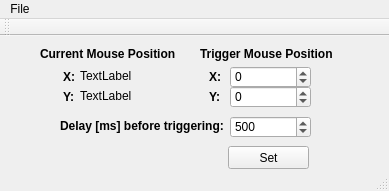
First picture: the form in mainwindow.ui, repository AdvancedNewbie/GnomeyMouse, before the edit.
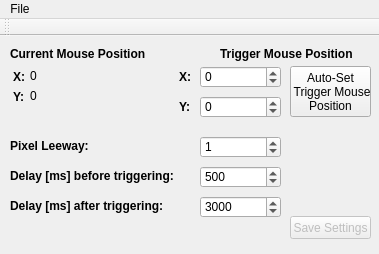
Second picture: the form after the edit.

```diff
--- a/mainwindow.ui
+++ b/mainwindow.ui
@@ -6,10 +6,31 @@
    <rect>
     <x>0</x>
     <y>0</y>
-    <width>389</width>
-    <height>191</height>
+    <width>379</width>
+    <height>254</height>
    </rect>
   </property>
+  <property name="sizePolicy">
+   <sizepolicy hsizetype="Fixed" vsizetype="Fixed">
+    <horstretch>0</horstretch>
+    <verstretch>0</verstretch>
+   </sizepolicy>
+  </property>
+  <property name="minimumSize">
+   <size>
+    <width>379</width>
+    <height>215</height>
+   </size>
+  </property>
+  <property name="maximumSize">
+   <size>
+    <width>379</width>
+    <height>280</height>
+   </size>
+  </property>
+  <property name="focusPolicy">
+   <enum>Qt::WheelFocus</enum>
+  </property>
   <property name="windowTitle">
    <string>GnomeyMouse</string>
   </property>
@@ -17,7 +38,7 @@
    <widget class="QLabel" name="label">
     <property name="geometry">
      <rect>
-      <x>63</x>
+      <x>13</x>
       <y>30</y>
       <width>16</width>
       <height>21</height>
@@ -36,7 +57,7 @@
    <widget class="QLabel" name="label_2">
     <property name="geometry">
      <rect>
-      <x>63</x>
+      <x>13</x>
       <y>50</y>
       <width>16</width>
       <height>21</height>
@@ -55,7 +76,7 @@
    <widget class="QLabel" name="label_3">
     <property name="geometry">
      <rect>
-      <x>40</x>
+      <x>10</x>
       <y>10</y>
       <width>141</width>
       <height>16</height>
@@ -74,33 +95,33 @@
    <widget class="QLabel" name="xCurrent">
     <property name="geometry">
      <rect>
-      <x>80</x>
+      <x>30</x>
       <y>30</y>
       <width>61</width>
       <height>20</height>
      </rect>
     </property>
     <property name="text">
-     <string>TextLabel</string>
+     <string>0</string>
     </property>
    </widget>
    <widget class="QLabel" name="yCurrent">
     <property name="geometry">
      <rect>
-      <x>80</x>
+      <x>30</x>
       <y>50</y>
       <width>61</width>
       <height>20</height>
      </rect>
     </property>
     <property name="text">
-     <string>TextLabel</string>
+     <string>0</string>
     </property>
    </widget>
    <widget class="QLabel" name="label_8">
     <property name="geometry">
      <rect>
-      <x>200</x>
+      <x>220</x>
       <y>10</y>
       <width>141</width>
       <height>16</height>
@@ -119,7 +140,7 @@
    <widget class="QSpinBox" name="xSpin">
     <property name="geometry">
      <rect>
-      <x>230</x>
+      <x>200</x>
       <y>30</y>
       <width>81</width>
       <height>22</height>
@@ -135,8 +156,8 @@
    <widget class="QSpinBox" name="ySpin">
     <property name="geometry">
      <rect>
-      <x>230</x>
-      <y>50</y>
+      <x>200</x>
+      <y>60</y>
       <width>81</width>
       <height>22</height>
      </rect>
@@ -151,8 +172,8 @@
    <widget class="QLabel" name="label_6">
     <property name="geometry">
      <rect>
-      <x>209</x>
-      <y>50</y>
+      <x>179</x>
+      <y>60</y>
       <width>16</width>
       <height>21</height>
      </rect>
@@ -170,7 +191,7 @@
    <widget class="QLabel" name="label_7">
     <property name="geometry">
      <rect>
-      <x>209</x>
+      <x>179</x>
       <y>30</y>
       <width>16</width>
       <height>21</height>
@@ -187,23 +208,35 @@
     </property>
    </widget>
    <widget class="QPushButton" name="setPush">
+    <property name="enabled">
+     <bool>false</bool>
+    </property>
     <property name="geometry">
      <rect>
-      <x>228</x>
-      <y>110</y>
+      <x>290</x>
+      <y>180</y>
       <width>81</width>
       <height>23</height>
      </rect>
     </property>
     <property name="text">
-     <string>Set</string>
+     <string>Save Settings</string>
+    </property>
+    <property name="checkable">
+     <bool>false</bool>
+    </property>
+    <property name="autoDefault">
+     <bool>true</bool>
+    </property>
+    <property name="default">
+     <bool>true</bool>
     </property>
    </widget>
    <widget class="QLabel" name="label_9">
     <property name="geometry">
      <rect>
-      <x>60</x>
-      <y>80</y>
+      <x>10</x>
+      <y>130</y>
       <width>171</width>
       <height>20</height>
      </rect>
@@ -221,8 +254,8 @@
    <widget class="QSpinBox" name="delaySpin">
     <property name="geometry">
      <rect>
-      <x>230</x>
-      <y>80</y>
+      <x>200</x>
+      <y>130</y>
       <width>81</width>
       <height>22</height>
      </rect>
@@ -237,13 +270,104 @@
      <number>500</number>
     </property>
    </widget>
+   <widget class="QPushButton" name="autoMousePush">
+    <property name="geometry">
+     <rect>
+      <x>290</x>
+      <y>30</y>
+      <width>81</width>
+      <height>51</height>
+     </rect>
+    </property>
+    <property name="text">
+     <string>Auto-Set 
+ Trigger Mouse 
+Position</string>
+    </property>
+   </widget>
+   <widget class="QLabel" name="label_10">
+    <property name="geometry">
+     <rect>
+      <x>10</x>
+      <y>160</y>
+      <width>171</width>
+      <height>20</height>
+     </rect>
+    </property>
+    <property name="font">
+     <font>
+      <weight>75</weight>
+      <bold>true</bold>
+     </font>
+    </property>
+    <property name="text">
+     <string>Delay [ms] after triggering:</string>
+    </property>
+   </widget>
+   <widget class="QSpinBox" name="delayAfterSpin">
+    <property name="geometry">
+     <rect>
+      <x>200</x>
+      <y>160</y>
+      <width>81</width>
+      <height>22</height>
+     </rect>
+    </property>
+    <property name="minimum">
+     <number>-9999</number>
+    </property>
+    <property name="maximum">
+     <number>9999</number>
+    </property>
+    <property name="value">
+     <number>3000</number>
+    </property>
+   </widget>
+   <widget class="QLabel" name="label_11">
+    <property name="geometry">
+     <rect>
+      <x>10</x>
+      <y>100</y>
+      <width>171</width>
+      <height>20</height>
+     </rect>
+    </property>
+    <property name="font">
+     <font>
+      <weight>75</weight>
+      <bold>true</bold>
+     </font>
+    </property>
+    <property name="text">
+     <string>Pixel Leeway:</string>
+    </property>
+   </widget>
+   <widget class="QSpinBox" name="leewaySpin">
+    <property name="geometry">
+     <rect>
+      <x>200</x>
+      <y>100</y>
+      <width>81</width>
+      <height>22</height>
+     </rect>
+    </property>
+    <property name="minimum">
+     <number>-9999</number>
+    </property>
+    <property name="maximum">
+     <number>9999</number>
+    </property>
+    <property name="value">
+     <number>1</number>
+    </property>
+   </widget>
   </widget>
   <widget class="QMenuBar" name="menuBar">
    <property name="geometry">
     <rect>
      <x>0</x>
      <y>0</y>
-     <width>389</width>
+     <width>379</width>
      <height>21</height>
     </rect>
    </property>
@@ -264,7 +388,6 @@
     <bool>false</bool>
    </attribute>
   </widget>
-  <widget class="QStatusBar" name="statusBar"/>
   <action name="actionQuit">
    <property name="text">
     <string>Quit</string>
```
Left out of the diff: 10 changed lines with no effect on the pictures.
